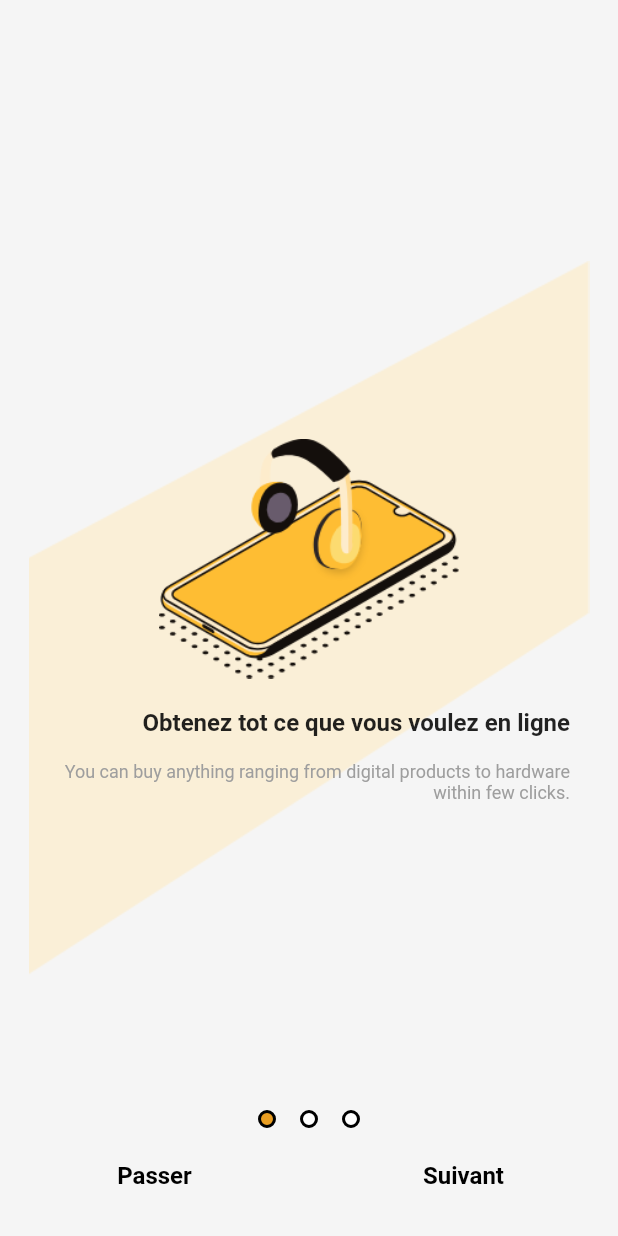
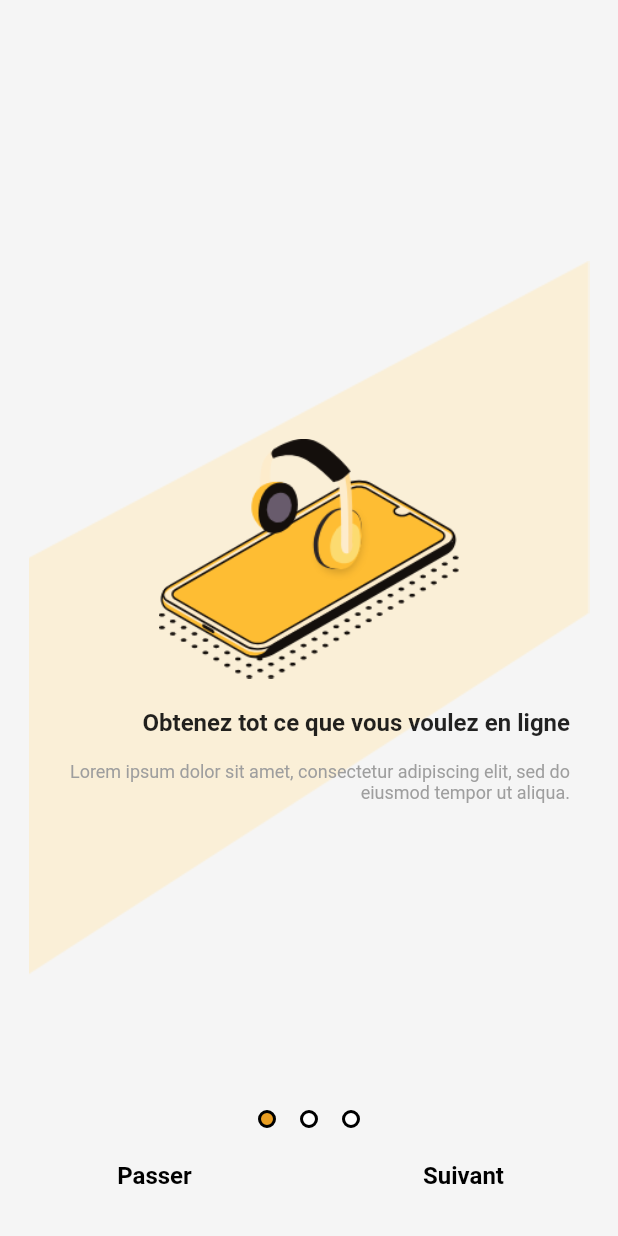
Before and after one commit to omar6260/E-commerce-app, a Flutter app: the screen it shows after launch, on a phone screen of 412 x 824 dp. Run offline on Flutter 3.47's test engine with Material 2 defaults, Android fonts, the phone set to English and light mode, and no system bars.

```diff
--- a/lib/main.dart
+++ b/lib/main.dart
@@ -1,11 +1,8 @@
 import 'package:e_commerce_app/src/presentation/pages/intro_page/onboarding_page.dart';
 import 'package:flutter/material.dart';
-import 'package:firebase_core/firebase_core.dart';
 
-void main() async {
-  WidgetsFlutterBinding.ensureInitialized();
-  await Firebase.initializeApp();
 
+void main() {
   runApp(const MyApp());
 }
 
--- /dev/null
+++ b/lib/src/domain/models/models.dart
@@ -0,0 +1 @@
+class UserId {}
--- a/lib/src/presentation/pages/all_categorie_page/all_categry.dart
+++ b/lib/src/presentation/pages/all_categorie_page/all_categry.dart
@@ -12,7 +12,7 @@ class AllCategory extends StatelessWidget {
     return Scaffold(
       appBar: AppBar(
         title: Text('Category'),
-        backgroundColor: Colors.red,
+        backgroundColor: Colors.yellow[800],
         centerTitle: true,
       ),
       // THREE CREAT OF ALLCATEGORY
--- a/lib/src/presentation/pages/cart_page/cart_screen.dart
+++ b/lib/src/presentation/pages/cart_page/cart_screen.dart
@@ -12,7 +12,7 @@ class CartScreen extends StatelessWidget {
       appBar: AppBar(
         title: Text('Cart'),
         centerTitle: true,
-        backgroundColor: Colors.redAccent,
+        backgroundColor: Colors.yellow[800],
       ),
       // FIVE CREAT OF GETCRT
       body: FutureBuilder(
--- a/lib/src/presentation/pages/categorie_page/category_product.dart
+++ b/lib/src/presentation/pages/categorie_page/category_product.dart
@@ -15,7 +15,7 @@ class CategoryProductScreen extends StatelessWidget {
         title: Text(
           categoryName.toUpperCase(),
         ),
-        backgroundColor: Colors.red,
+        backgroundColor: Colors.yellow[800],
         centerTitle: true,
       ),
 
--- a/lib/src/presentation/pages/home_page/home.dart
+++ b/lib/src/presentation/pages/home_page/home.dart
@@ -1,4 +1,3 @@
-
 import 'package:flutter/material.dart';
 
 import '../../../application/service/api_service.dart';
@@ -14,10 +13,10 @@ class HomePage extends StatelessWidget {
     return Scaffold(
       backgroundColor: Colors.grey[300],
       appBar: AppBar(
-        title: Text('Flutter Sénégal'),
+        title: Text('Shoping'),
         centerTitle: true,
         elevation: 0,
-        backgroundColor: Colors.redAccent,
+        backgroundColor: Colors.yellow[800],
         // after creation de du navigaton AllCategory
         actions: [
           IconButton(
--- a/lib/src/presentation/pages/intro_page/onboarding_page.dart
+++ b/lib/src/presentation/pages/intro_page/onboarding_page.dart
@@ -58,7 +58,7 @@ class _OnboardingPageState extends State<OnboardingPage> {
                       padding:
                           EdgeInsets.symmetric(horizontal: 32, vertical: 16.0),
                       child: Text(
-                        'You can buy anything ranging from digital products to hardware within few clicks.',
+                        'Lorem ipsum dolor sit amet, consectetur adipiscing elit, sed do eiusmod tempor ut aliqua.',
                         textAlign: TextAlign.right,
                         style: TextStyle(color: Colors.grey, fontSize: 12.0),
                       ),
@@ -89,7 +89,7 @@ class _OnboardingPageState extends State<OnboardingPage> {
                       padding:
                           EdgeInsets.symmetric(horizontal: 32, vertical: 16.0),
                       child: Text(
-                        'We will ship to anywhere in the world, With 30 day 100% money back policy.',
+                        'Lorem ipsum dolor sit amet, consectetur adipiscing elit, sed do aliqua.',
                         textAlign: TextAlign.right,
                         style: TextStyle(color: Colors.grey, fontSize: 12.0),
                       ),
@@ -120,7 +120,7 @@ class _OnboardingPageState extends State<OnboardingPage> {
                       padding:
                           EdgeInsets.symmetric(horizontal: 32, vertical: 16.0),
                       child: Text(
-                        'You can track your product with our powerful tracking service.',
+                        'Lorem ipsum dolor sit amet, consectetur adipiscing elit, aliqua.',
                         textAlign: TextAlign.right,
                         style: TextStyle(color: Colors.grey, fontSize: 12.0),
                       ),
--- a/lib/src/presentation/pages/product_page/product_detail.dart
+++ b/lib/src/presentation/pages/product_page/product_detail.dart
@@ -1,9 +1,7 @@
-
 import 'package:flutter/material.dart';
 
 import '../../../application/service/api_service.dart';
 import '../../../data/repositories/app_properitie.dart';
-
 
 class ProductDetail extends StatelessWidget {
   final int id;
@@ -14,7 +12,7 @@ class ProductDetail extends StatelessWidget {
     return Scaffold(
       backgroundColor: Colors.grey[300],
       appBar: AppBar(
-        backgroundColor: Color.fromARGB(183, 51, 97, 247),
+        backgroundColor: Colors.yellow[800],
       ),
       // SECOND CREAT OF PRODUCT
 
```
Also changed, not shown: 1 other file.
